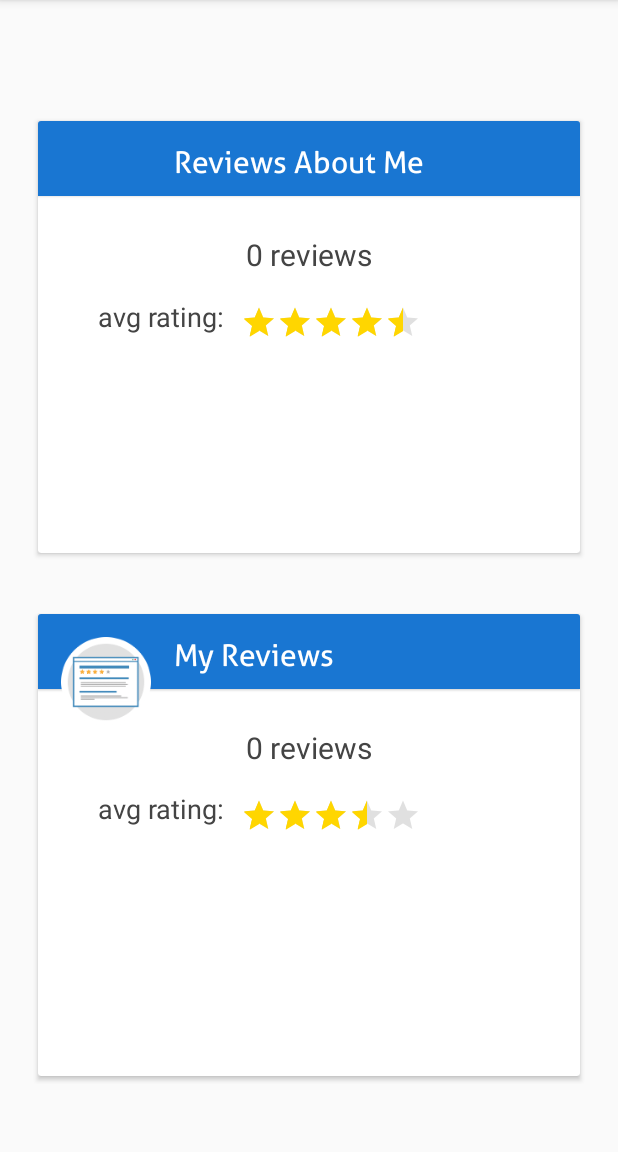
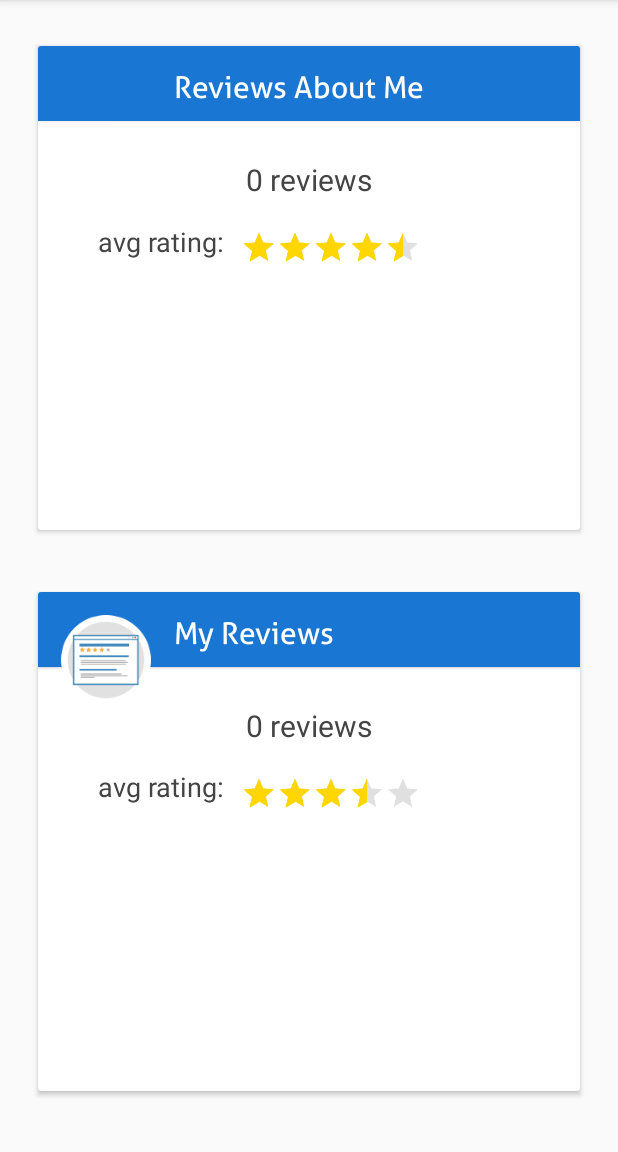
Before and after one commit to alessioros/BookShare, an Android app: the fragment ReviewFragment shown on its own in the app's theme, on a phone screen of 412 x 824 dp, the part 84-1236 px from its top. Run offline under Robolectric (Android 15) with nearby library versions, the phone set to English and light mode, and no system bars; our stand-ins replace Picasso; libraries missing offline, so code that uses them is left out: com.mikhaellopez.circularimageview; plain views replace CircularImageView; pictures from the network do not load; 4 statements that could not run were skipped.

Commit message:
reviews layouts

```diff
--- a/app/src/main/AndroidManifest.xml
+++ b/app/src/main/AndroidManifest.xml
@@ -196,7 +196,8 @@
             android:name=".activities.RequestsActivity"
             android:label="@string/title_activity_requests"
             android:screenOrientation="portrait"
-            android:theme="@style/AppTheme.NoActionBar"></activity>
+            android:theme="@style/AppTheme.NoActionBar" />
+        <activity android:name=".activities.ReviewsActivity"></activity>
     </application>
 
 </manifest>
--- a/app/src/main/java/it/polimi/dima/bookshare/fragments/ReviewFragment.java
+++ b/app/src/main/java/it/polimi/dima/bookshare/fragments/ReviewFragment.java
@@ -1,5 +1,6 @@
 package it.polimi.dima.bookshare.fragments;
 
+import android.app.Activity;
 import android.app.Fragment;
 import android.graphics.Color;
 import android.graphics.PorterDuff;
@@ -10,6 +11,7 @@ import android.support.v4.content.ContextCompat;
 import android.view.LayoutInflater;
 import android.view.View;
 import android.view.ViewGroup;
+import android.widget.LinearLayout;
 import android.widget.RatingBar;
 import android.widget.TextView;
 
@@ -17,6 +19,7 @@ import com.mikhaellopez.circularimageview.CircularImageView;
 import com.squareup.picasso.Picasso;
 
 import it.polimi.dima.bookshare.R;
+import it.polimi.dima.bookshare.activities.ReviewsActivity;
 import it.polimi.dima.bookshare.utils.ManageUser;
 
 public class ReviewFragment extends Fragment {
@@ -24,6 +27,7 @@ public class ReviewFragment extends Fragment {
     private TextView firstTitle, secondTitle;
     private CircularImageView myImg, revImg;
     private RatingBar aboutMeRatings, myRatings;
+    private LinearLayout myRev, revOfMe;
 
     public ReviewFragment() {
     }
@@ -69,6 +73,30 @@ public class ReviewFragment extends Fragment {
         stars2.getDrawable(0).setColorFilter(ContextCompat.getColor(getActivity(), R.color.lightgrey_star), PorterDuff.Mode.SRC_ATOP);
         stars2.getDrawable(1).setColorFilter(ContextCompat.getColor(getActivity(), R.color.yellowstar), PorterDuff.Mode.SRC_ATOP);
         stars2.getDrawable(2).setColorFilter(ContextCompat.getColor(getActivity(), R.color.yellowstar), PorterDuff.Mode.SRC_ATOP);
+
+        myRev = (LinearLayout) view.findViewById(R.id.my_reviews);
+
+        revOfMe = (LinearLayout) view.findViewById(R.id.reviews_of_me);
+
+
+        myRev.setOnClickListener(new View.OnClickListener() {
+            @Override
+            public void onClick(View v) {
+
+                ReviewsActivity rA = (ReviewsActivity) getActivity();
+                rA.goToMyRev();
+            }
+        });
+
+        revOfMe.setOnClickListener(new View.OnClickListener() {
+            @Override
+            public void onClick(View v) {
+
+                ReviewsActivity rA = (ReviewsActivity) getActivity();
+                rA.goToRevOfMe();
+            }
+        });
+
         return view;
     }
 
--- /dev/null
+++ b/app/src/main/res/layout/activity_reviews.xml
@@ -0,0 +1,5 @@
+<?xml version="1.0" encoding="utf-8"?>
+<FrameLayout android:id="@+id/content_frame"
+    android:layout_width="match_parent"
+    android:layout_height="match_parent"
+    xmlns:android="http://schemas.android.com/apk/res/android" />
--- a/app/src/main/res/values/dimens.xml
+++ b/app/src/main/res/values/dimens.xml
@@ -201,10 +201,10 @@
     <dimen name="alert_margin">15dp</dimen>
 
     <!-- REVIEWS FRAGMENT -->
-    <dimen name="first_lay_paddingtop">75dp</dimen>
-    <dimen name="first_lay_paddingbottom">0dp</dimen>
-    <dimen name="second_lay_paddingtop">20dp</dimen>
-    <dimen name="second_lay_paddingbottom">45dp</dimen>
+    <dimen name="first_lay_paddingtop">25dp</dimen>
+    <dimen name="first_lay_paddingbottom">15dp</dimen>
+    <dimen name="second_lay_paddingtop">5dp</dimen>
+    <dimen name="second_lay_paddingbottom">35dp</dimen>
     <dimen name="lin_layout_padding">20dp</dimen>
 
     <dimen name="revheader_height">50dp</dimen>
```
Also changed, not shown: app/src/main/java/it/polimi/dima/bookshare/activities/MainActivity.java (+1 -7 lines), app/src/main/java/it/polimi/dima/bookshare/activities/ReviewsActivity.java (added, +100 -0 lines), app/src/main/java/it/polimi/dima/bookshare/fragments/MyReviewsFragment.java (added, +34 -0 lines), app/src/main/res/layout/fragment_review.xml (added, +7 -0 lines), app/src/main/res/layout/fragment_review_list.xml (added, +7 -0 lines).
